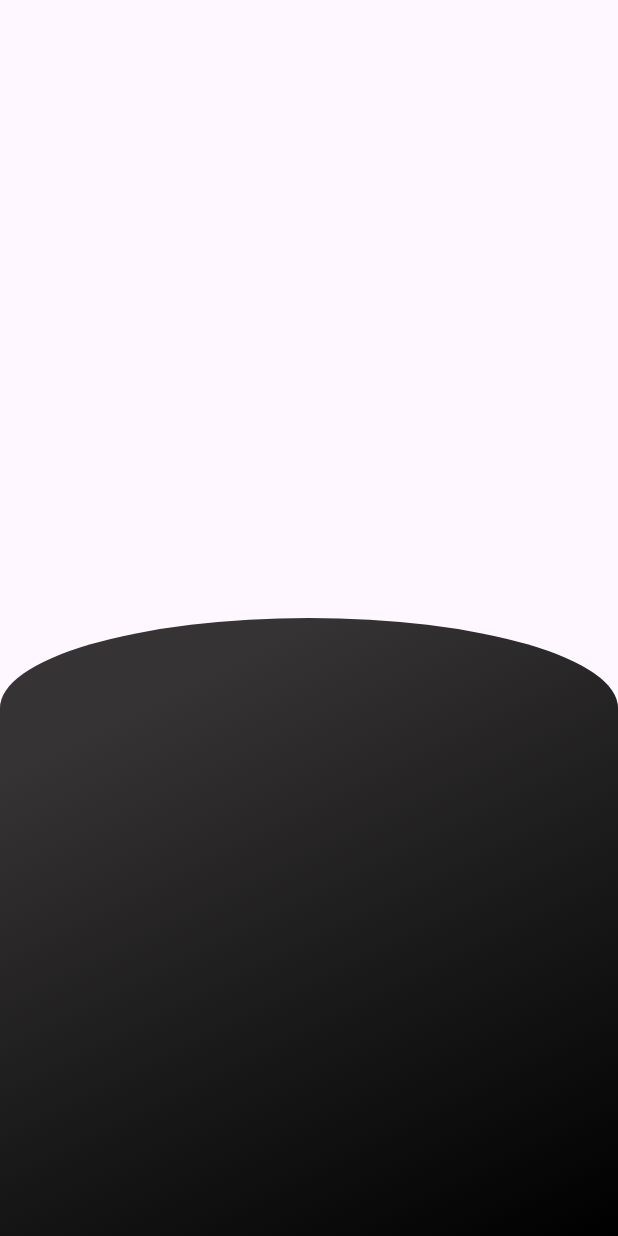
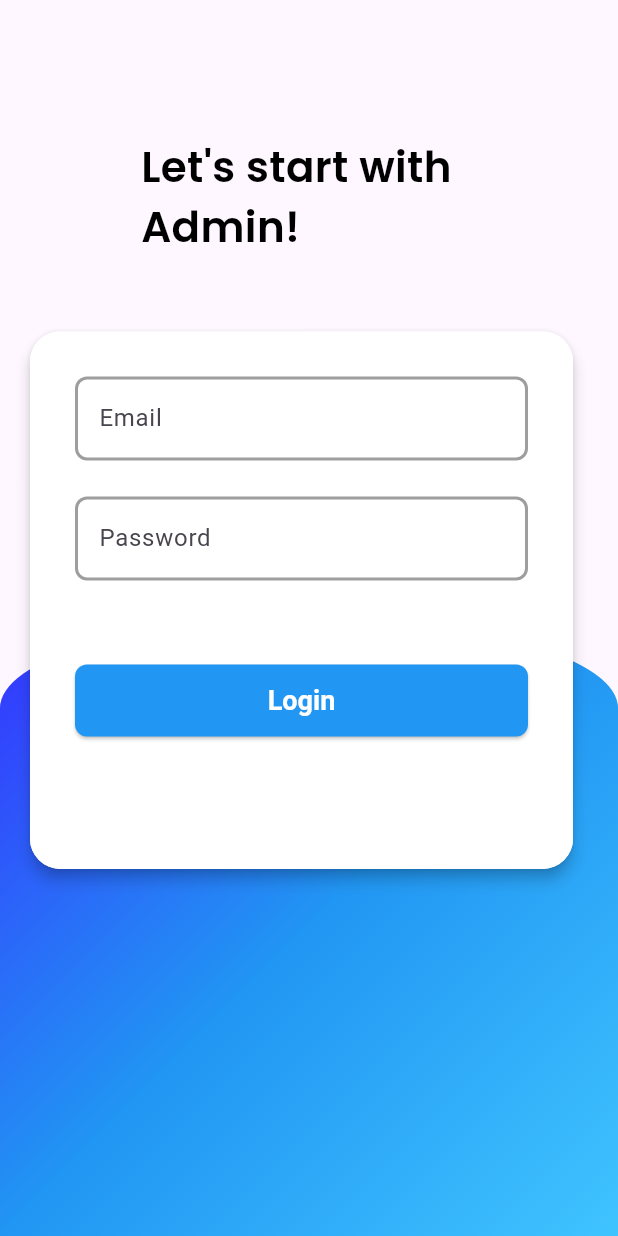
Before and after one commit to NadimDev/food_app, a Flutter app: the screen it shows after launch, on a phone screen of 412 x 824 dp. Run offline on Flutter 3.47's test engine with Material 3 defaults, Android fonts, the phone set to English and light mode, and no system bars; our stand-ins replace cloud_firestore, curved_navigation_bar, email_validator, firebase_auth, firebase_core, google_sign_in and 3 more; missing offline and left inert: flutter_stripe; accounts and stored records are empty.

```diff
--- a/lib/admin/screen/admin_login.dart
+++ b/lib/admin/screen/admin_login.dart
@@ -1,13 +1,22 @@
+import 'package:cloud_firestore/cloud_firestore.dart';
 import 'package:flutter/material.dart';
+import 'package:food_app/ui/utils/text_format.dart';
+import 'package:email_validator/email_validator.dart';
+
+import 'home_admin.dart';
 
 class AdminLogin extends StatefulWidget {
   const AdminLogin({super.key});
-
+static const String name='/admin';
   @override
   State<AdminLogin> createState() => _AdminLoginState();
 }
 
 class _AdminLoginState extends State<AdminLogin> {
+  final GlobalKey<FormState> _formKey = GlobalKey<FormState>();
+  final TextEditingController _emailController = TextEditingController();
+  final TextEditingController _passController = TextEditingController();
+
   @override
   Widget build(BuildContext context) {
     final size = MediaQuery.of(context).size;
@@ -21,8 +30,12 @@ class _AdminLoginState extends State<AdminLogin> {
             width: size.width,
             decoration: BoxDecoration(
               gradient: const LinearGradient(
-                colors: [Color.fromARGB(255, 53, 51, 51), Colors.black],
-                begin: Alignment.topCenter,
+                colors: [
+                  Color.fromARGB(255, 53, 51, 255),
+                  Colors.blue,
+                  Colors.lightBlueAccent,
+                ],
+                begin: Alignment.topLeft,
                 end: Alignment.bottomRight,
               ),
               borderRadius: BorderRadius.vertical(
@@ -30,8 +43,115 @@ class _AdminLoginState extends State<AdminLogin> {
               ),
             ),
           ),
+          Container(
+            margin: EdgeInsets.only(right: 30, left: 20, top: size.height / 9),
+            child: SingleChildScrollView(
+              child: Form(
+                key: _formKey,
+                child: Column(
+                  children: [
+                    Text(
+                      "Let's start with \nAdmin!",
+                      style: TextFile.headerTextStyle().copyWith(fontSize: 28),
+                    ),
+                    SizedBox(
+                      height: size.height * 0.06,
+                    ),
+                    Material(
+                      borderRadius: BorderRadius.circular(20),
+                      elevation: 4,
+                      child: Container(
+                        padding: const EdgeInsets.all(30),
+                        height: size.height / 2.3,
+                        decoration: BoxDecoration(
+                          color: Colors.white,
+                          borderRadius: BorderRadius.circular(20),
+                        ),
+                        child: Column(
+                          spacing: 24,
+                          children: [
+                            TextFormField(
+                              autovalidateMode:
+                                  AutovalidateMode.onUserInteraction,
+                              controller: _emailController,
+                              decoration:
+                                  const InputDecoration(hintText: 'Email'),
+                              validator: (String? value) {
+                                if (value!.isEmpty) {
+                                  return 'Enter Correct Email';
+                                } else if (!EmailValidator.validate(value)) {
+                                  return 'Please enter a valid email address';
+                                }
+                                return null;
+                              },
+                            ),
+                            TextFormField(
+                              autovalidateMode:
+                                  AutovalidateMode.onUserInteraction,
+                              controller: _passController,
+                              decoration:
+                                  const InputDecoration(hintText: 'Password'),
+                              validator: (String? value) {
+                                if (value!.isEmpty) {
+                                  return 'Enter Correct Password';
+                                } else if (value.length < 6) {
+                                  return 'Password must be at least 6 characters long';
+                                }
+                                return null;
+                              },
+                            ),
+                            const SizedBox(
+                              height: 8,
+                            ),
+                            ElevatedButton(
+                                onPressed: () {
+                                  if (_formKey.currentState!.validate()) {
+                                    loginAdmin();
+                                  }
+                                },
+                                child: const Text('Login'))
+                          ],
+                        ),
+                      ),
+                    ),
+                  ],
+                ),
+              ),
+            ),
+          )
         ],
       ),
     );
   }
+
+  loginAdmin() {
+    FirebaseFirestore.instance.collection('Admin').get().then(
+      (snapshot) {
+        for (var value in snapshot.docs) {
+          if (value.data()['id'] != _emailController.text.trim()) {
+            ScaffoldMessenger.of(context).showSnackBar(
+              const SnackBar(
+                content: Text('Your id is not correct'),
+              ),
+            );
+          } else if (value.data()['password'] != _passController.text) {
+            ScaffoldMessenger.of(context).showSnackBar(
+              const SnackBar(
+                backgroundColor: Colors.white,
+                content: Text(
+                  'Your password is not correct',
+                  style: TextStyle(color: Colors.black),
+                ),
+              ),
+            );
+          } else {
+            Route route = MaterialPageRoute(
+              builder: (context) => const HomeAdmin(),
+            );
+            Navigator.pushReplacement(context, route);
+          }
+        }
+      },
+    );
+  }
 }
--- a/lib/ui/home/home_screen.dart
+++ b/lib/ui/home/home_screen.dart
@@ -4,7 +4,7 @@ import 'food_details.dart';
 
 class HomeScreen extends StatefulWidget {
   const HomeScreen({super.key});
-
+static const String name='/homeScreen';
   @override
   State<HomeScreen> createState() => _HomeScreenState();
 }
```
Also changed, not shown: lib/admin/screen/add_food.dart (added, +29 -0 lines), lib/admin/screen/home_admin.dart (added, +65 -0 lines), lib/custom/widget.dart (added, +40 -0 lines), lib/main.dart (+17 -1 lines), pubspec.yaml (+4 -3 lines), lib/generated/assets.dart, pubspec.lock.
